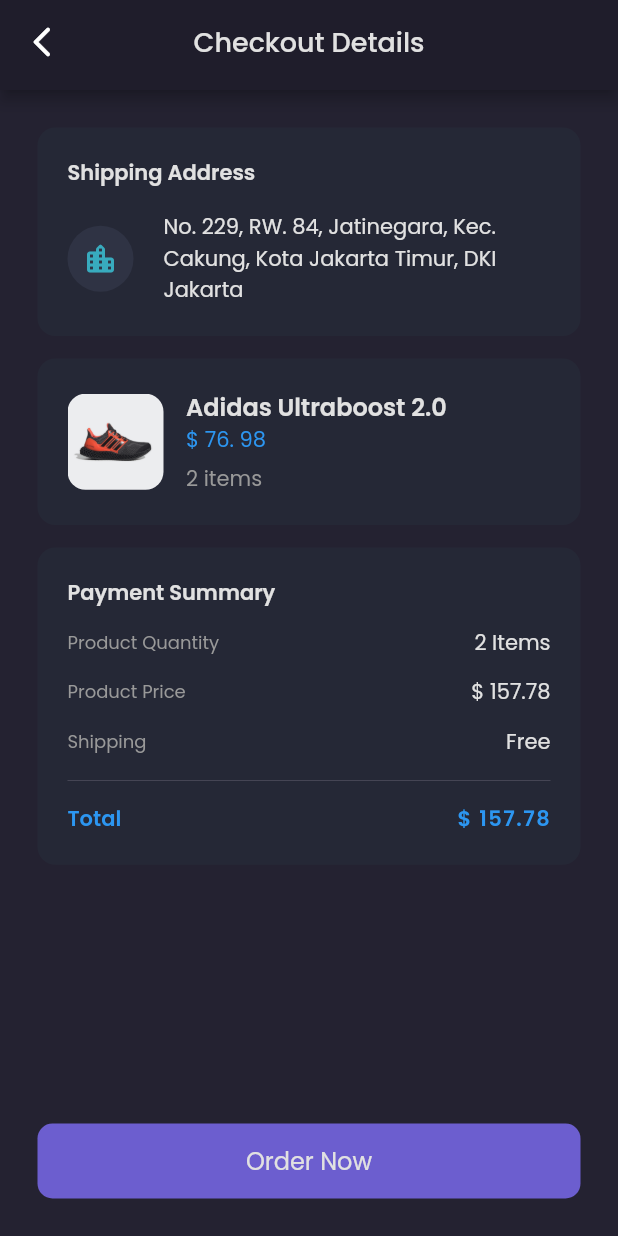
After one commit to haikalhafizh24/ecommers-and-chat-app, a Flutter app: the CheckoutPage screen opened by its route, on a phone screen of 412 x 824 dp. The commit adds this screen. Run offline on Flutter 3.47's test engine with Material 2 defaults, Android fonts, the phone set to English and light mode, and no system bars; our stand-ins replace carousel_slider, google_fonts.

Commit message:
added checkout details

```diff
--- /dev/null
+++ b/lib/ui/page/checkout_page.dart
@@ -0,0 +1,223 @@
+import 'package:flutter/material.dart';
+import 'package:storma/shared/theme.dart';
+import 'package:storma/ui/widgets/checkout_item.dart';
+import 'package:storma/ui/widgets/custom_button.dart';
+
+class CheckoutPage extends StatelessWidget {
+  const CheckoutPage({Key? key}) : super(key: key);
+
+  @override
+  Widget build(BuildContext context) {
+    Widget header() {
+      return AppBar(
+        leading: IconButton(
+          onPressed: () {
+            Navigator.pop(context);
+          },
+          icon: const Icon(Icons.arrow_back_ios_new_rounded),
+        ),
+        backgroundColor: cBgColor1,
+        centerTitle: true,
+        title: Text(
+          'Checkout Details',
+          style: whiteTextStyle.copyWith(
+            fontSize: 18,
+            fontWeight: medium,
+          ),
+        ),
+      );
+    }
+
+    Widget content() {
+      return Container(
+        margin: EdgeInsets.all(defaultMargin),
+        child: Column(
+          children: [
+            // NOTE: Shipping Addres Details
+            Container(
+              padding: const EdgeInsets.all(20),
+              decoration: BoxDecoration(
+                borderRadius: BorderRadius.circular(12),
+                color: cBgColor4,
+              ),
+              child: Column(
+                crossAxisAlignment: CrossAxisAlignment.start,
+                children: [
+                  Text(
+                    'Shipping Address',
+                    style: whiteTextStyle.copyWith(
+                      fontWeight: semiBold,
+                    ),
+                  ),
+                  Container(
+                    margin: const EdgeInsets.only(
+                      top: 15,
+                    ),
+                    child: Row(
+                      children: [
+                        Container(
+                          padding: const EdgeInsets.all(10),
+                          decoration: const BoxDecoration(
+                            shape: BoxShape.circle,
+                            color: Color(0xFF2F3344),
+                          ),
+                          child: const Icon(
+                            Icons.location_city_rounded,
+                            color: Color(0xFF38ABBE),
+                            size: 24,
+                          ),
+                        ),
+                        const SizedBox(
+                          width: 20,
+                        ),
+                        Expanded(
+                          child: Text(
+                            'No. 229, RW. 84, Jatinegara, Kec. Cakung, Kota Jakarta Timur, DKI Jakarta',
+                            style: whiteTextStyle,
+                            overflow: TextOverflow.clip,
+                          ),
+                        )
+                      ],
+                    ),
+                  )
+                ],
+              ),
+            ),
+            const SizedBox(
+              height: 15,
+            ),
+
+            // NOTE: Items
+            Column(
+              children: const [
+                CheckoutItem(
+                  imageUrl: 'assets/shoes_image.png',
+                  tittle: 'Adidas Ultraboost 2.0',
+                  price: '\$ 76. 98',
+                  totalItem: 2,
+                ),
+              ],
+            ),
+
+            Container(
+              padding: const EdgeInsets.all(20),
+              decoration: BoxDecoration(
+                borderRadius: BorderRadius.circular(12),
+                color: cBgColor4,
+              ),
+              child: Column(
+                crossAxisAlignment: CrossAxisAlignment.start,
+                children: [
+                  Text(
+                    'Payment Summary',
+                    style: whiteTextStyle.copyWith(
+                      fontWeight: semiBold,
+                    ),
+                  ),
+                  const SizedBox(
+                    height: 12,
+                  ),
+                  Row(
+                    mainAxisAlignment: MainAxisAlignment.spaceBetween,
+                    children: [
+                      Text(
+                        'Product Quantity',
+                        style: greyTextStyle.copyWith(fontSize: 12),
+                      ),
+                      Text(
+                        '2 Items',
+                        style: whiteTextStyle,
+                      )
+                    ],
+                  ),
+                  const SizedBox(
+                    height: 12,
+                  ),
+                  Row(
+                    mainAxisAlignment: MainAxisAlignment.spaceBetween,
+                    children: [
+                      Text(
+                        'Product Price',
+                        style: greyTextStyle.copyWith(fontSize: 12),
+                      ),
+                      Text(
+                        '\$ 157.78',
+                        style: whiteTextStyle,
+                      )
+                    ],
+                  ),
+                  const SizedBox(
+                    height: 12,
+                  ),
+                  Row(
+                    mainAxisAlignment: MainAxisAlignment.spaceBetween,
+                    children: [
+                      Text(
+                        'Shipping',
+                        style: greyTextStyle.copyWith(fontSize: 12),
+                      ),
+                      Text(
+                        'Free',
+                        style: whiteTextStyle,
+                      )
+                    ],
+                  ),
+                  Container(
+                    width: double.infinity,
+                    height: 0.5,
+                    margin: const EdgeInsets.symmetric(vertical: 15),
+                    color: cDeactiveColor,
+                  ),
+                  Row(
+                    mainAxisAlignment: MainAxisAlignment.spaceBetween,
+                    children: [
+                      Text(
+                        'Total',
+                        style: blueTextStyle.copyWith(
+                          fontWeight: semiBold,
+                        ),
+                      ),
+                      Text(
+                        '\$ 157.78',
+                        style: blueTextStyle.copyWith(
+                          fontWeight: semiBold,
+                          letterSpacing: 1,
+                        ),
+                      )
+                    ],
+                  ),
+                ],
+              ),
+            )
+          ],
+        ),
+      );
+    }
+
+    Widget actionButton() {
+      return Container(
+        padding: EdgeInsets.all(defaultMargin),
+        // color: cBgColor1,
+        child: Expanded(
+          child: CustomButton(
+            color: cPrimaryColor,
+            tittle: 'Order Now',
+            onTap: () {
+              Navigator.pushNamed(context, '/checkout');
+            },
+          ),
+        ),
+      );
+    }
+
+    return Scaffold(
+      backgroundColor: cBgColor3,
+      appBar: PreferredSize(
+        child: header(),
+        preferredSize: const Size.fromHeight(60),
+      ),
+      body: content(),
+      bottomNavigationBar: actionButton(),
+    );
+  }
+}
--- /dev/null
+++ b/lib/ui/widgets/checkout_item.dart
@@ -0,0 +1,81 @@
+import 'package:flutter/material.dart';
+import 'package:storma/shared/theme.dart';
+
+class CheckoutItem extends StatelessWidget {
+  final String imageUrl;
+  final String tittle;
+  final String price;
+  final int totalItem;
+  const CheckoutItem({
+    Key? key,
+    required this.imageUrl,
+    required this.tittle,
+    required this.price,
+    required this.totalItem,
+  }) : super(key: key);
+
+  @override
+  Widget build(BuildContext context) {
+    return Container(
+      margin: const EdgeInsets.only(bottom: 15),
+      padding: const EdgeInsets.all(20),
+      decoration: BoxDecoration(
+        borderRadius: BorderRadius.circular(12),
+        color: cBgColor4,
+      ),
+      child: Column(
+        children: [
+          Row(
+            children: [
+              Container(
+                width: 64,
+                height: 64,
+                decoration: BoxDecoration(
+                  borderRadius: BorderRadius.circular(12),
+                  image: DecorationImage(
+                    image: AssetImage(imageUrl),
+                    fit: BoxFit.fill,
+                  ),
+                ),
+              ),
+              const SizedBox(
+                width: 15,
+              ),
+              Expanded(
+                child: Column(
+                  crossAxisAlignment: CrossAxisAlignment.start,
+                  mainAxisAlignment: MainAxisAlignment.center,
+                  children: [
+                    Text(
+                      tittle,
+                      style: whiteTextStyle.copyWith(
+                        fontWeight: semiBold,
+                        fontSize: 16,
+                      ),
+                      overflow: TextOverflow.clip,
+                    ),
+                    Text(
+                      price,
+                      style: blueTextStyle.copyWith(
+                        fontSize: 14,
+                      ),
+                    ),
+                    const SizedBox(
+                      height: 5,
+                    ),
+                    Text(
+                      '$totalItem items',
+                      style: greyTextStyle.copyWith(
+                        fontSize: 14,
+                      ),
+                    ),
+                  ],
+                ),
+              ),
+            ],
+          ),
+        ],
+      ),
+    );
+  }
+}
```
Also changed, not shown: lib/main.dart (+13 -11 lines), lib/ui/page/cart_page.dart (+42 -1 lines), lib/ui/page/product_page.dart (+66 -31 lines).
